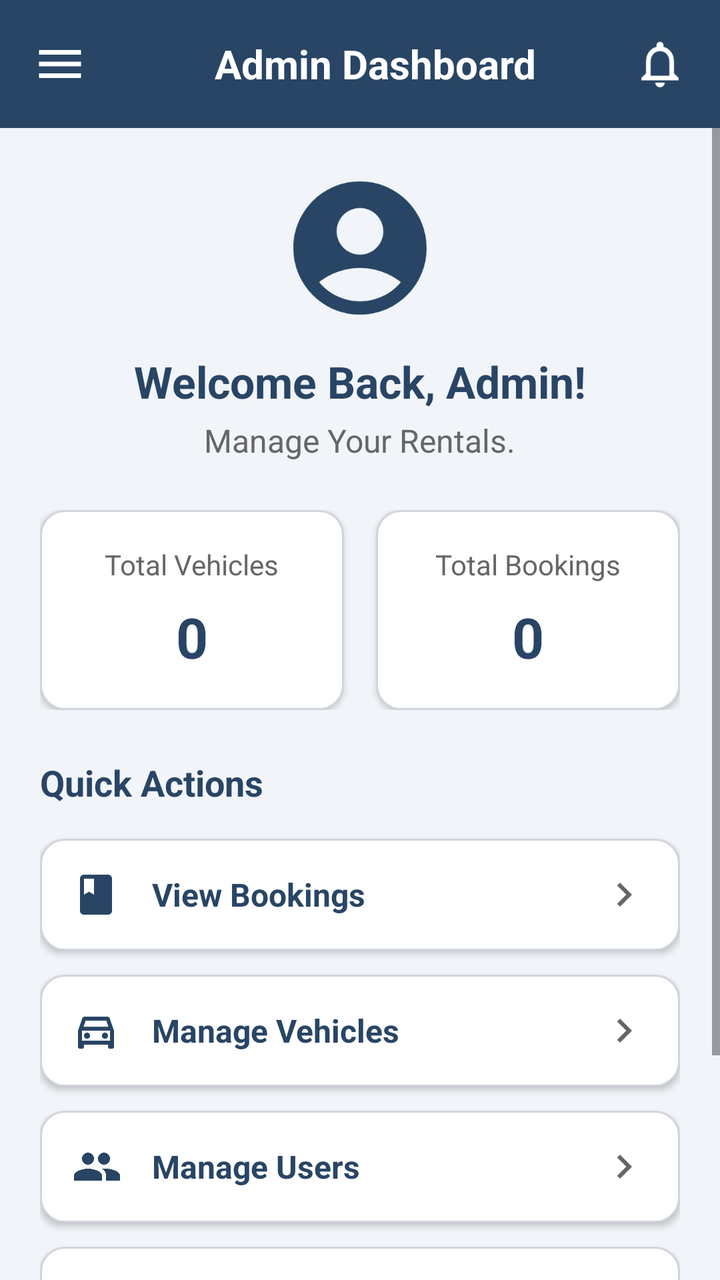
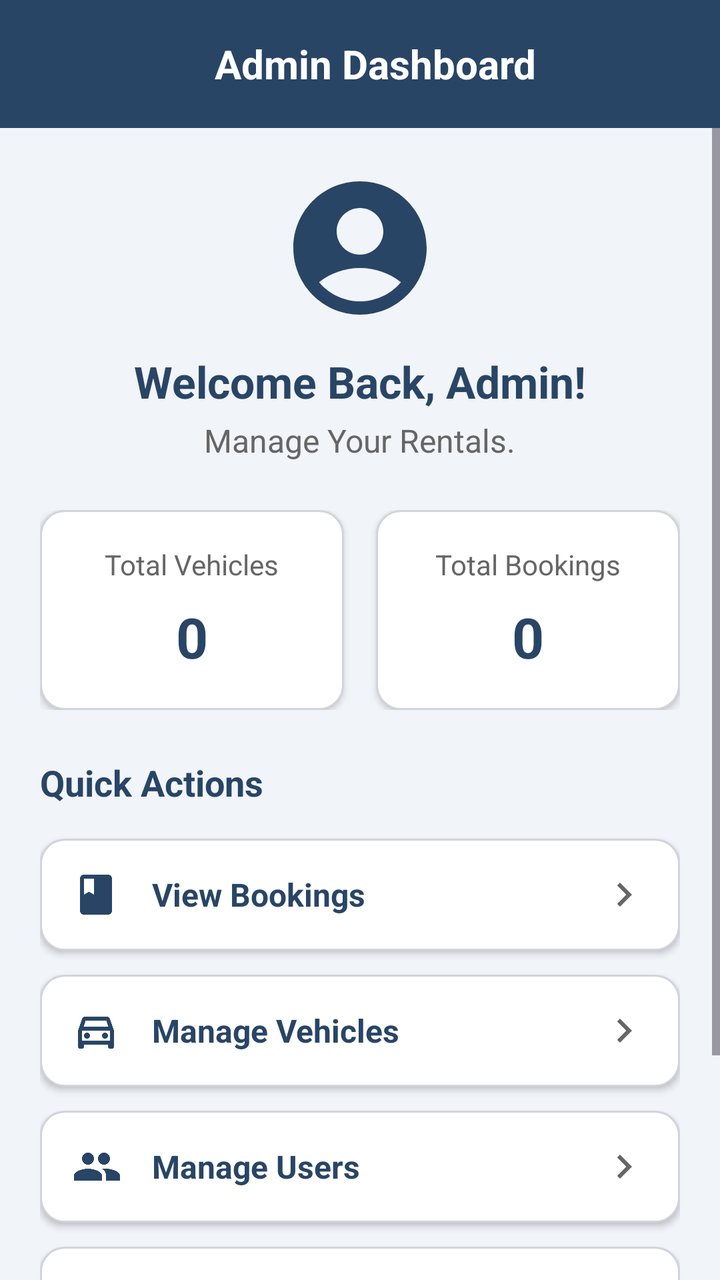

Screens rendered from an Android XML layout before and after an edit, with the pre-edit source and the edit as a unified diff.
<!-- AndroidManifest.xml: application theme Theme.Android_vehicle_project -->
<!-- res/layout/activity_admin_dashboard.xml -->
<?xml version="1.0" encoding="utf-8"?>
<LinearLayout xmlns:android="http://schemas.android.com/apk/res/android"
    xmlns:app="http://schemas.android.com/apk/res-auto"
    android:layout_width="match_parent"
    android:layout_height="match_parent"
    android:background="@color/background_light"
    android:fitsSystemWindows="true"
    android:orientation="vertical">

    
    <androidx.appcompat.widget.Toolbar
        android:id="@+id/toolbarAdminDashboard"
        android:layout_width="match_parent"
        android:layout_height="?attr/actionBarSize"
        android:background="@color/primary_navy"
        app:titleTextColor="@color/white">

        <RelativeLayout
            android:layout_width="match_parent"
            android:layout_height="match_parent"
            android:paddingEnd="16dp"
            android:paddingStart="0dp">

            <ImageView
                android:id="@+id/ivMenu"
                android:layout_width="28dp"
                android:layout_height="28dp"
                android:layout_alignParentStart="true"
                android:layout_centerVertical="true"
                android:src="@drawable/ic_menu_admin"
                android:contentDescription="Menu"
                app:tint="@color/white"
                android:background="?attr/selectableItemBackgroundBorderless"
                android:clickable="true"
                android:focusable="true"/>

            <TextView
                android:layout_width="wrap_content"
                android:layout_height="wrap_content"
                android:layout_centerInParent="true"
                android:text="Admin Dashboard"
                android:textColor="@color/white"
                android:textSize="20sp"
                android:textStyle="bold" />

            <ImageView
                android:id="@+id/ivNotifications"
                android:layout_width="28dp"
                android:layout_height="28dp"
                android:layout_alignParentEnd="true"
                android:layout_centerVertical="true"
                android:src="@drawable/ic_notifications_admin"
                android:contentDescription="Notifications"
                app:tint="@color/white"
                android:background="?attr/selectableItemBackgroundBorderless"
                android:clickable="true"
                android:focusable="true"/>
        </RelativeLayout>
    </androidx.appcompat.widget.Toolbar>

    
    <ScrollView
        android:layout_width="match_parent"
        android:layout_height="0dp"
        android:layout_weight="1"
        android:fillViewport="true">

        <LinearLayout
            android:layout_width="match_parent"
            android:layout_height="wrap_content"
            android:orientation="vertical"
            android:padding="20dp">

            
            <LinearLayout
                android:layout_width="match_parent"
                android:layout_height="wrap_content"
                android:orientation="vertical"
                android:gravity="center"
                android:layout_marginBottom="24dp">

                <ImageView
                    android:layout_width="80dp"
                    android:layout_height="80dp"
                    android:src="@drawable/ic_account_circle_admin"
                    android:contentDescription="Admin Avatar"
                    android:layout_marginBottom="12dp"
                    app:tint="@color/text_dark" />

                <TextView
                    android:layout_width="wrap_content"
                    android:layout_height="wrap_content"
                    android:text="Welcome Back, Admin!"
                    android:textColor="@color/text_dark"
                    android:textSize="22sp"
                    android:textStyle="bold" />

                <TextView
                    android:layout_width="wrap_content"
                    android:layout_height="wrap_content"
                    android:text="Manage Your Rentals."
                    android:textColor="@color/text_gray"
                    android:textSize="16sp"
                    android:layout_marginTop="4dp"/>
            </LinearLayout>

            
            <LinearLayout
                android:layout_width="match_parent"
                android:layout_height="wrap_content"
                android:orientation="horizontal"
                android:baselineAligned="false"
                android:layout_marginBottom="24dp">

                
                <LinearLayout
                    android:layout_width="0dp"
                    android:layout_height="100dp"
                    android:layout_weight="1"
                    android:layout_marginEnd="8dp"
                    android:background="@drawable/bg_card"
                    android:elevation="2dp"
                    android:gravity="center"
                    android:orientation="vertical"
                    android:padding="16dp">

                    <TextView
                        android:layout_width="wrap_content"
                        android:layout_height="wrap_content"
                        android:text="Total Vehicles"
                        android:textColor="@color/text_gray"
                        android:textSize="14sp" />

                    <TextView
                        android:id="@+id/tvTotalVehicles"
                        android:layout_width="wrap_content"
                        android:layout_height="wrap_content"
                        android:text="0"
                        android:textColor="@color/text_dark"
                        android:textSize="28sp"
                        android:textStyle="bold"
                        android:layout_marginTop="8dp"/>
                </LinearLayout>

                
                <LinearLayout
                    android:layout_width="0dp"
                    android:layout_height="100dp"
                    android:layout_weight="1"
                    android:layout_marginStart="8dp"
                    android:background="@drawable/bg_card"
                    android:elevation="2dp"
                    android:gravity="center"
                    android:orientation="vertical"
                    android:padding="16dp">

                    <TextView
                        android:layout_width="wrap_content"
                        android:layout_height="wrap_content"
                        android:text="Total Bookings"
                        android:textColor="@color/text_gray"
                        android:textSize="14sp" />

                    <TextView
                        android:id="@+id/tvTotalBookings"
                        android:layout_width="wrap_content"
                        android:layout_height="wrap_content"
                        android:text="0"
                        android:textColor="@color/text_dark"
                        android:textSize="28sp"
                        android:textStyle="bold"
                        android:layout_marginTop="8dp"/>
                </LinearLayout>
            </LinearLayout>

            
            <TextView
                android:layout_width="wrap_content"
                android:layout_height="wrap_content"
                android:text="Quick Actions"
                android:textColor="@color/text_dark"
                android:textSize="18sp"
                android:textStyle="bold"
                android:layout_marginBottom="16dp" />

            

            
            <LinearLayout
                android:id="@+id/actionViewBookings"
                android:layout_width="match_parent"
                android:layout_height="wrap_content"
                android:layout_marginBottom="12dp"
                android:background="@drawable/bg_card"
                android:elevation="2dp"
                android:clickable="true"
                android:focusable="true"
                android:gravity="center_vertical"
                android:orientation="horizontal"
                android:padding="16dp">

                <ImageView
                    android:layout_width="24dp"
                    android:layout_height="24dp"
                    android:src="@drawable/ic_book_admin"
                    android:contentDescription="View Bookings Icon" />

                <TextView
                    android:layout_width="0dp"
                    android:layout_height="wrap_content"
                    android:layout_weight="1"
                    android:layout_marginStart="16dp"
                    android:text="View Bookings"
                    android:textColor="@color/text_dark"
                    android:textSize="16sp"
                    android:textStyle="bold" />

                <ImageView
                    android:layout_width="24dp"
                    android:layout_height="24dp"
                    android:src="@drawable/ic_arrow_right"
                    app:tint="@color/text_gray"
                    android:contentDescription="Arrow Right" />
            </LinearLayout>

            
            <LinearLayout
                android:id="@+id/actionManageVehicles"
                android:layout_width="match_parent"
                android:layout_height="wrap_content"
                android:layout_marginBottom="12dp"
                android:background="@drawable/bg_card"
                android:elevation="2dp"
                android:clickable="true"
                android:focusable="true"
                android:gravity="center_vertical"
                android:orientation="horizontal"
                android:padding="16dp">

                <ImageView
                    android:layout_width="24dp"
                    android:layout_height="24dp"
                    android:src="@drawable/ic_directions_car_admin"
                    android:contentDescription="Manage Vehicles Icon" />

                <TextView
                    android:layout_width="0dp"
                    android:layout_height="wrap_content"
                    android:layout_weight="1"
                    android:layout_marginStart="16dp"
                    android:text="Manage Vehicles"
                    android:textColor="@color/text_dark"
                    android:textSize="16sp"
                    android:textStyle="bold" />

                <ImageView
                    android:layout_width="24dp"
                    android:layout_height="24dp"
                    android:src="@drawable/ic_arrow_right"
                    app:tint="@color/text_gray"
                    android:contentDescription="Arrow Right" />
            </LinearLayout>

            
            <LinearLayout
                android:id="@+id/actionManageUsers"
                android:layout_width="match_parent"
                android:layout_height="wrap_content"
                android:layout_marginBottom="12dp"
                android:background="@drawable/bg_card"
                android:elevation="2dp"
                android:clickable="true"
                android:focusable="true"
                android:gravity="center_vertical"
                android:orientation="horizontal"
                android:padding="16dp">

                <ImageView
                    android:layout_width="24dp"
                    android:layout_height="24dp"
                    android:src="@drawable/ic_people_admin"
                    android:contentDescription="Manage Users Icon" />

                <TextView
                    android:layout_width="0dp"
                    android:layout_height="wrap_content"
                    android:layout_weight="1"
                    android:layout_marginStart="16dp"
                    android:text="Manage Users"
                    android:textColor="@color/text_dark"
                    android:textSize="16sp"
                    android:textStyle="bold" />

                <ImageView
                    android:layout_width="24dp"
                    android:layout_height="24dp"
                    android:src="@drawable/ic_arrow_right"
                    app:tint="@color/text_gray"
                    android:contentDescription="Arrow Right" />
            </LinearLayout>

            
            <LinearLayout
                android:id="@+id/actionProfile"
                android:layout_width="match_parent"
                android:layout_height="wrap_content"
                android:layout_marginBottom="12dp"
                android:background="@drawable/bg_card"
                android:elevation="2dp"
                android:clickable="true"
                android:focusable="true"
                android:gravity="center_vertical"
                android:orientation="horizontal"
                android:padding="16dp">

                <ImageView
                    android:layout_width="24dp"
                    android:layout_height="24dp"
                    android:src="@drawable/ic_account_circle_admin"
                    android:contentDescription="Profile Icon" />

                <TextView
                    android:layout_width="0dp"
                    android:layout_height="wrap_content"
                    android:layout_weight="1"
                    android:layout_marginStart="16dp"
                    android:text="Profile"
                    android:textColor="@color/text_dark"
                    android:textSize="16sp"
                    android:textStyle="bold" />

                <ImageView
                    android:layout_width="24dp"
                    android:layout_height="24dp"
                    android:src="@drawable/ic_arrow_right"
                    app:tint="@color/text_gray"
                    android:contentDescription="Arrow Right" />
            </LinearLayout>

            
            <LinearLayout
                android:id="@+id/actionLogout"
                android:layout_width="match_parent"
                android:layout_height="wrap_content"
                android:layout_marginBottom="12dp"
                android:background="@drawable/bg_card"
                android:elevation="2dp"
                android:clickable="true"
                android:focusable="true"
                android:gravity="center_vertical"
                android:orientation="horizontal"
                android:padding="16dp">

                <ImageView
                    android:layout_width="24dp"
                    android:layout_height="24dp"
                    android:src="@drawable/ic_logout"
                    app:tint="@color/error_red"
                    android:contentDescription="Logout Icon" />

                <TextView
                    android:layout_width="0dp"
                    android:layout_height="wrap_content"
                    android:layout_weight="1"
                    android:layout_marginStart="16dp"
                    android:text="Logout"
                    android:textColor="@color/error_red"
                    android:textSize="16sp"
                    android:textStyle="bold" />

                <ImageView
                    android:layout_width="24dp"
                    android:layout_height="24dp"
                    android:src="@drawable/ic_arrow_right"
                    app:tint="@color/error_red"
                    android:contentDescription="Arrow Right" />
            </LinearLayout>

        </LinearLayout>
    </ScrollView>
</LinearLayout>
<!-- resources referenced by this layout -->
<resources>
  <color name="background_light">#F1F4F9</color>
  <color name="error_red">#D32F2F</color>
  <color name="primary_navy">#294565</color>
  <color name="text_dark">#294565</color>
  <color name="text_gray">#666666</color>
  <color name="white">#FFFFFFFF</color>
  <!-- drawable bg_card (drawable) -->
  <?xml version="1.0" encoding="utf-8"?>
  <shape xmlns:android="http://schemas.android.com/apk/res/android"
      android:shape="rectangle">
      <solid android:color="@color/white" />
      <corners android:radius="12dp" />
      <stroke
          android:width="1dp"
          android:color="@color/border_gray" />
  </shape>
  <!-- drawable ic_arrow_right (drawable) -->
  <vector xmlns:android="http://schemas.android.com/apk/res/android"
      android:width="24dp"
      android:height="24dp"
      android:viewportWidth="24"
      android:viewportHeight="24">
    <path
        android:fillColor="@color/text_gray"
        android:pathData="M8.59,16.59L13.17,12 8.59,7.41 10,6l6,6 -6,6 -1.41,-1.41z"/>
  </vector>
  <!-- drawable ic_book_admin (drawable) -->
  <vector xmlns:android="http://schemas.android.com/apk/res/android"
      android:width="24dp"
      android:height="24dp"
      android:viewportWidth="24"
      android:viewportHeight="24"
      android:tint="#294565">
    <path
        android:fillColor="@android:color/white"
        android:pathData="M18,2H6c-1.1,0 -2,0.9 -2,2v16c0,1.1 0.9,2 2,2h12c1.1,0 2,-0.9 2,-2V4c0,-1.1 -0.9,-2 -2,-2zM6,4h5v8l-2.5,-1.5L6,12V4z"/>
  </vector>
  <!-- drawable ic_logout (drawable) -->
  <vector xmlns:android="http://schemas.android.com/apk/res/android"
      android:width="24dp"
      android:height="24dp"
      android:viewportWidth="24"
      android:viewportHeight="24">
    <path
        android:fillColor="@color/white"
        android:pathData="M17,7l-1.41,1.41L18.17,11H8v2h10.17l-2.58,2.58L17,17l5,-5zM4,5h8V3H4C2.9,3 2,3.9 2,5v14c0,1.1 0.9,2 2,2h8v-2H4V5z"/>
  </vector>
  <!-- drawable ic_menu_admin (drawable) -->
  <vector xmlns:android="http://schemas.android.com/apk/res/android"
      android:width="24dp"
      android:height="24dp"
      android:viewportWidth="24"
      android:viewportHeight="24"
      android:tint="#294565">
    <path
        android:fillColor="@android:color/white"
        android:pathData="M3,18h18v-2H3v2zm0,-5h18v-2H3v2zm0,-7v2h18V6H3z"/>
  </vector>
  <!-- drawable ic_notifications_admin (drawable) -->
  <vector xmlns:android="http://schemas.android.com/apk/res/android"
      android:width="24dp"
      android:height="24dp"
      android:viewportWidth="24"
      android:viewportHeight="24"
      android:tint="#294565">
    <path
        android:fillColor="@android:color/white"
        android:pathData="M12,22c1.1,0 2,-0.9 2,-2h-4c0,1.1 0.9,2 2,2zm6,-6v-5c0,-3.07 -1.63,-5.64 -4.5,-6.32V4c0,-0.83 -0.67,-1.5 -1.5,-1.5s-1.5,0.67 -1.5,1.5v0.68C7.64,5.36 6,7.92 6,11v5l-2,2v1h16v-1l-2,-2zm-2,1H8v-6c0,-2.48 1.51,-4.5 4,-4.5s4,2.02 4,4.5v6z"/>
  </vector>
  <style name="Theme.Android_vehicle_project" parent="Base.Theme.android_vehicle_project" />
  <color name="border_gray">#D1D5DB</color>
  <style name="Base.Theme.android_vehicle_project" parent="Theme.Material3.DayNight.NoActionBar">
  
          <item name="colorPrimary">@color/primary_navy</item>
          <item name="colorPrimaryDark">@color/primary_navy_dark</item>
          <item name="colorSecondary">@color/primary_navy</item>
          <item name="android:windowBackground">@color/background_light</item>
      </style>
  <color name="primary_navy_dark">#1E334D</color>
  <!-- unchanged entries left out for length: 3 -->
</resources>

<!-- the commit's change to res/layout/activity_admin_dashboard.xml (unified diff, before → after) -->
@@ -19,20 +19,7 @@
             android:layout_width="match_parent"
             android:layout_height="match_parent"
             android:paddingEnd="16dp"
-            android:paddingStart="0dp">
-
-            <ImageView
-                android:id="@+id/ivMenu"
-                android:layout_width="28dp"
-                android:layout_height="28dp"
-                android:layout_alignParentStart="true"
-                android:layout_centerVertical="true"
-                android:src="@drawable/ic_menu_admin"
-                android:contentDescription="Menu"
-                app:tint="@color/white"
-                android:background="?attr/selectableItemBackgroundBorderless"
-                android:clickable="true"
-                android:focusable="true"/>
+            android:paddingStart="16dp">
 
             <TextView
                 android:layout_width="wrap_content"
@@ -42,19 +29,6 @@
                 android:textColor="@color/white"
                 android:textSize="20sp"
                 android:textStyle="bold" />
-
-            <ImageView
-                android:id="@+id/ivNotifications"
-                android:layout_width="28dp"
-                android:layout_height="28dp"
-                android:layout_alignParentEnd="true"
-                android:layout_centerVertical="true"
-                android:src="@drawable/ic_notifications_admin"
-                android:contentDescription="Notifications"
-                app:tint="@color/white"
-                android:background="?attr/selectableItemBackgroundBorderless"
-                android:clickable="true"
-                android:focusable="true"/>
         </RelativeLayout>
     </androidx.appcompat.widget.Toolbar>
 
<!-- resource entries referenced after the edit -->
@@ -47,28 +47,6 @@
         android:fillColor="@color/white"
         android:pathData="M17,7l-1.41,1.41L18.17,11H8v2h10.17l-2.58,2.58L17,17l5,-5zM4,5h8V3H4C2.9,3 2,3.9 2,5v14c0,1.1 0.9,2 2,2h8v-2H4V5z"/>
   </vector>
-  <!-- drawable ic_menu_admin (drawable) -->
-  <vector xmlns:android="http://schemas.android.com/apk/res/android"
-      android:width="24dp"
-      android:height="24dp"
-      android:viewportWidth="24"
-      android:viewportHeight="24"
-      android:tint="#294565">
-    <path
-        android:fillColor="@android:color/white"
-        android:pathData="M3,18h18v-2H3v2zm0,-5h18v-2H3v2zm0,-7v2h18V6H3z"/>
-  </vector>
-  <!-- drawable ic_notifications_admin (drawable) -->
-  <vector xmlns:android="http://schemas.android.com/apk/res/android"
-      android:width="24dp"
-      android:height="24dp"
-      android:viewportWidth="24"
-      android:viewportHeight="24"
-      android:tint="#294565">
-    <path
-        android:fillColor="@android:color/white"
-        android:pathData="M12,22c1.1,0 2,-0.9 2,-2h-4c0,1.1 0.9,2 2,2zm6,-6v-5c0,-3.07 -1.63,-5.64 -4.5,-6.32V4c0,-0.83 -0.67,-1.5 -1.5,-1.5s-1.5,0.67 -1.5,1.5v0.68C7.64,5.36 6,7.92 6,11v5l-2,2v1h16v-1l-2,-2zm-2,1H8v-6c0,-2.48 1.51,-4.5 4,-4.5s4,2.02 4,4.5v6z"/>
-  </vector>
   <style name="Theme.Android_vehicle_project" parent="Base.Theme.android_vehicle_project" />
   <color name="border_gray">#D1D5DB</color>
   <style name="Base.Theme.android_vehicle_project" parent="Theme.Material3.DayNight.NoActionBar">
